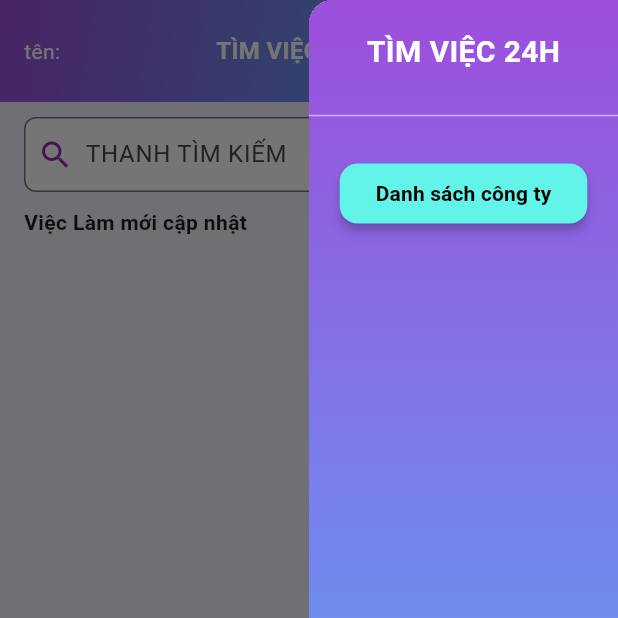
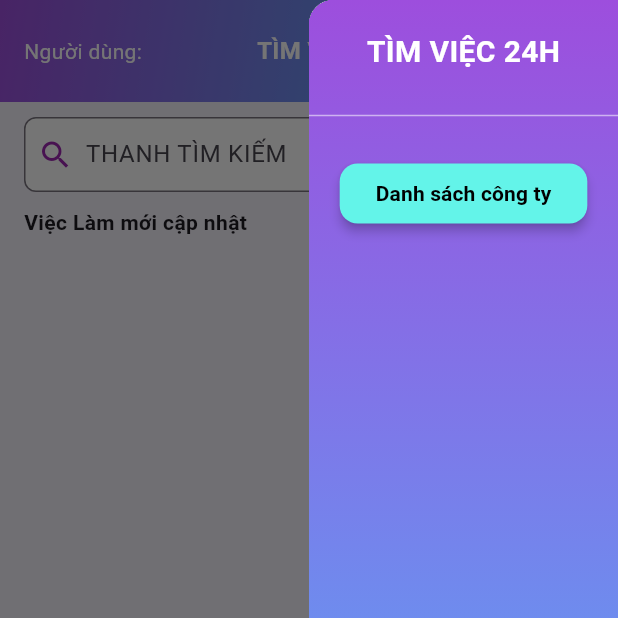
Before and after one commit to NGUYENVODUCCR/Devops_fwfe_frontend_check, a Flutter app: the UserScreen screen opened by its route, with the side drawer open, on a phone screen of 412 x 824 dp, the top half of it. Run offline on Flutter 3.47's test engine with Material 3 defaults, Android fonts, the phone set to English and light mode, and no system bars; our stand-ins replace flutter_secure_storage, get, jwt_decoder; missing offline and left inert: stomp_dart_client; accounts and stored records are empty; network calls fail.

Commit message:
update giao diện user

```diff
--- a/lib/screens/user_screen.dart
+++ b/lib/screens/user_screen.dart
@@ -417,7 +417,7 @@ class _UserScreenState extends State<UserScreen> {
             mainAxisAlignment: MainAxisAlignment.spaceBetween,
             children: [
               Text(
-                'tên: ${_username ?? "..."}',
+                'Người dùng: ${_username ?? "..."}',
                 style: const TextStyle(color: Colors.white),
               ),
               const Text(
```
